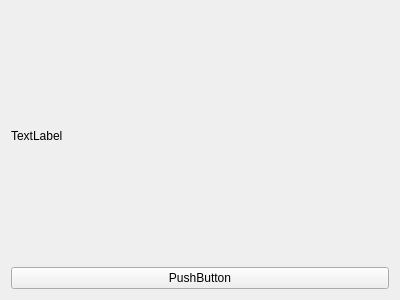
Qt form day02/MouseEvent/widget.ui (youjunmao/QT) before a commit.
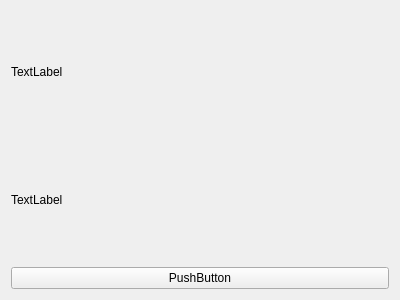
The same form after that commit. Custom widgets are drawn as their Qt base class.

Commit message: 事件过滤器

```diff
--- a/day02/MouseEvent/widget.ui
+++ b/day02/MouseEvent/widget.ui
@@ -21,6 +21,13 @@
      </property>
     </widget>
    </item>
+   <item>
+    <widget class="QLabel" name="label_2">
+     <property name="text">
+      <string>TextLabel</string>
+     </property>
+    </widget>
+   </item>
    <item>
     <widget class="myPushButton" name="pushButton">
      <property name="text">
```
The commit also changes 2 other files.
